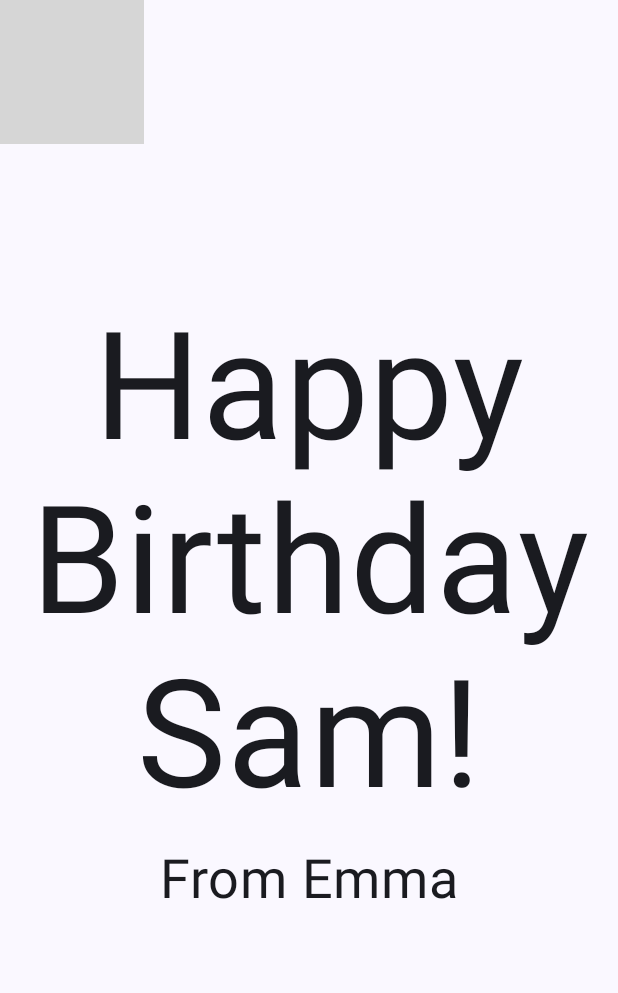
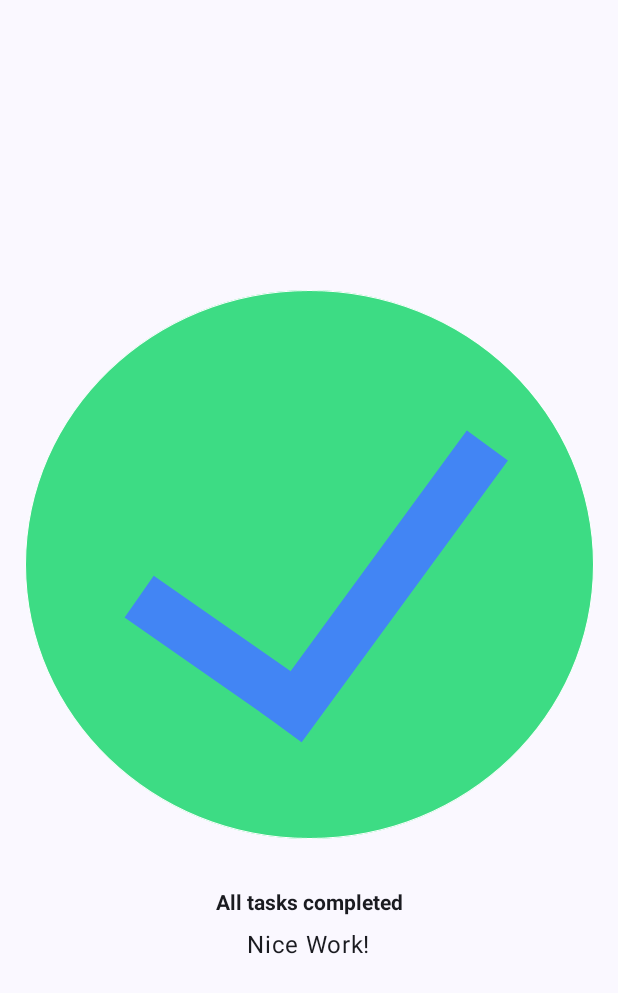
Before and after one commit to mfr03/compose_test, an Android app built with Jetpack Compose: the screen it shows after launch (MainActivity), on a phone screen of 412 x 824 dp. Shown: the top 993 px of the screen. Run offline under Robolectric (Android 15) with nearby library versions, the phone set to English and light mode, and no system bars; grey boxes are pictures that could not be loaded.

Commit message:
task manager

```diff
--- a/app/src/main/java/com/example/compose_test/MainActivity.kt
+++ b/app/src/main/java/com/example/compose_test/MainActivity.kt
@@ -1,14 +1,13 @@
 package com.example.compose_test
 
+import android.graphics.fonts.FontStyle
 import android.os.Bundle
-import android.os.Message
 import androidx.activity.ComponentActivity
 import androidx.activity.compose.setContent
 import androidx.compose.foundation.Image
 import androidx.compose.foundation.layout.Arrangement
-import androidx.compose.foundation.layout.Box
+import androidx.compose.foundation.layout.BoxScopeInstance.align
 import androidx.compose.foundation.layout.Column
-import androidx.compose.foundation.layout.Row
 import androidx.compose.foundation.layout.fillMaxSize
 import androidx.compose.foundation.layout.padding
 import androidx.compose.material3.MaterialTheme
@@ -17,8 +16,9 @@ import androidx.compose.material3.Text
 import androidx.compose.runtime.Composable
 import androidx.compose.ui.Alignment
 import androidx.compose.ui.Modifier
-import androidx.compose.ui.layout.ContentScale
 import androidx.compose.ui.res.painterResource
+import androidx.compose.ui.text.TextStyle
+import androidx.compose.ui.text.font.FontWeight
 import androidx.compose.ui.text.style.TextAlign
 import androidx.compose.ui.tooling.preview.Preview
 import androidx.compose.ui.unit.dp
@@ -35,9 +35,7 @@ class MainActivity : ComponentActivity() {
                     modifier = Modifier.fillMaxSize(),
                     color = MaterialTheme.colorScheme.background
                 ) {
-                    GreetingImage(message = getString(R.string.happy_birthday_text), from = getString(
-                        R.string.from_sender_text
-                    ))
+                    TaskManager(description = "All tasks completed", compliment = "Nice Work!")
                 }
             }
         }
@@ -45,43 +43,34 @@ class MainActivity : ComponentActivity() {
 }
 
 @Composable
-fun GreetingText(message: String, from: String, modifier: Modifier = Modifier) {
+fun TaskManager(description: String, compliment: String, modifier: Modifier = Modifier) {
+    val image = painterResource(R.drawable.androidparty)
     Column(
-        modifier = modifier.padding(8.dp),
-        verticalArrangement = Arrangement.Center
+        verticalArrangement = Arrangement.Center,
     ) {
-        Text(
-            text = message,
-            fontSize = 100.sp,
-            lineHeight = 116.sp,
-            textAlign = TextAlign.Center,
-        )
-        Text(
-            text = from,
-            fontSize = 36.sp,
-            modifier = Modifier
-                .padding(16.dp)
-                .align(alignment = Alignment.CenterHorizontally)
-        )
-    }
-}
-
-@Composable
-fun GreetingImage(message: String, from: String, modifier: Modifier = Modifier) {
-    val image = painterResource(R.drawable.androidparty)
-    Box {
+        val image = painterResource(R.drawable.ic_task_completed)
         Image(
             painter = image,
             contentDescription = null,
-            contentScale = ContentScale.Crop,
-            alpha = 0.5F,
+            modifier = Modifier
+                .align(Alignment.CenterHorizontally)
         )
-        GreetingText(
-            message = message,
-            from = from,
+
+        Text(
+            text = description,
+            style = TextStyle(
+                fontWeight = FontWeight.Bold
+            ),
             modifier = Modifier
-                .fillMaxSize()
-                .padding(8.dp)
+                .padding(0.dp,24.dp,0.dp,8.dp)
+                .align(Alignment.CenterHorizontally),
+        )
+
+        Text (
+            text = compliment,
+            fontSize = 16.sp,
+            modifier = Modifier
+                .align(Alignment.CenterHorizontally)
         )
     }
 }
@@ -91,6 +80,6 @@ fun GreetingImage(message: String, from: String, modifier: Modifier = Modifier)
 @Composable
 fun BirthdayCardPreview() {
     Compose_testTheme {
-        GreetingImage(message = "Happy Birthday Sam!", from = "From Emma")
+        TaskManager(description = "All tasks completed", compliment = "Nice Work!")
     }
 }
```
Also changed, not shown: app/src/main/res/drawable-nodpi/ic_task_completed.png (added).
